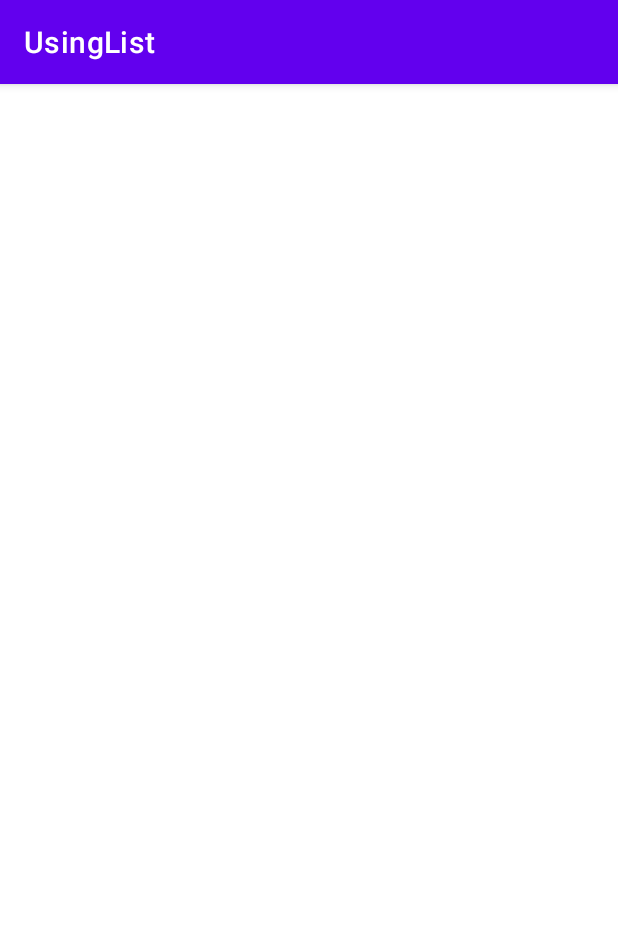
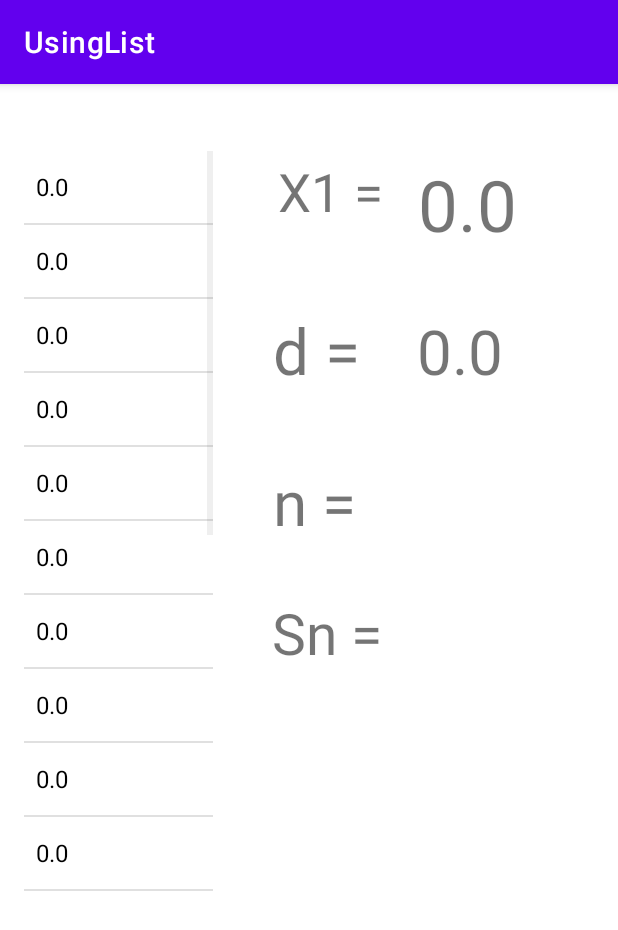
Before and after one commit to NisimKrief/UsingList, an Android app: the MainActivity2 screen opened directly, with no data from a screen before it, on a phone screen of 412 x 824 dp. Shown: the top 930 px of the screen. Run offline under Robolectric (Android 15) with nearby library versions, the phone set to English and light mode, and no system bars.

Commit message:
Finished Project

```diff
--- a/app/src/main/java/com/example/usinglist/MainActivity.java
+++ b/app/src/main/java/com/example/usinglist/MainActivity.java
@@ -7,6 +7,7 @@ import android.os.Bundle;
 import android.view.View;
 import android.widget.Button;
 import android.widget.EditText;
+import android.widget.Toast;
 import android.widget.ToggleButton;
 
 public class MainActivity extends AppCompatActivity {
@@ -34,18 +35,36 @@ public class MainActivity extends AppCompatActivity {
     }
 
     public void Done(View view) {
-        st  = mispar.getText().toString();
-        sifra = Double.parseDouble(st);
-        st  = kofetz.getText().toString();
-        kfitza = Double.parseDouble(st);
-        Intent si = new Intent(this,MainActivity2.class);
-        si.putExtra("firstnumber", sifra);
-        si.putExtra("kofetznumber", kfitza);
-        // si.putExtra("MathOrGeo", tb.isChecked());
-        startActivity(si);
+        if(bodek() == true) {
+            st = mispar.getText().toString();
+            sifra = Double.parseDouble(st);
+            st = kofetz.getText().toString();
+            kfitza = Double.parseDouble(st);
+            Intent si = new Intent(this, MainActivity2.class);
+            si.putExtra("n", sifra);
+            si.putExtra("nn", kfitza);
+            si.putExtra("MathOrGeo", tb.isChecked());
+            startActivity(si);
+        }
+        else{
+            mispar.setText("");
+            kofetz.setText("");
+            Toast.makeText(MainActivity.this, "You must enter a number", Toast.LENGTH_SHORT).show();
+        }
     }
 
-    public void onoff(View view) {
+    public boolean bodek(){
+        st  = kofetz.getText().toString();
+        if (st.matches("-?\\d+(\\.\\d+)?")) {
+            st  = mispar.getText().toString();
+            if (st.matches("-?\\d+(\\.\\d+)?")) {
+                return true;
+            }
+        }
+        return false;
+        }
+
+    public void onoroff(View view) {
         if(tb.isChecked()){
             tb.setText("Geometrical");
         }
--- a/app/src/main/java/com/example/usinglist/MainActivity2.java
+++ b/app/src/main/java/com/example/usinglist/MainActivity2.java
@@ -4,16 +4,105 @@ import androidx.appcompat.app.AppCompatActivity;
 
 import android.content.Intent;
 import android.os.Bundle;
+import android.view.View;
+import android.widget.AdapterView;
+import android.widget.ArrayAdapter;
+import android.widget.ListView;
+import android.widget.TextView;
 
-public class MainActivity2 extends AppCompatActivity {
-    Intent gi = getIntent();
-    double num = gi.getDoubleExtra("firstnumber", 0);
-    double kfitza = gi.getDoubleExtra("kofetznumber", 0);
-    // boolean MathOrGeo = gi.getBooleanExtra("MathOrGeo", false);
+public class MainActivity2 extends AppCompatActivity implements AdapterView.OnItemClickListener {
+    ListView lv;
+    TextView X1Tv, dTv,nTv, SnTv;
+    double num, kfitza, sum;
+    boolean MathOrGeo;
+    String bhira = "";
+
+
 
     @Override
     protected void onCreate(Bundle savedInstanceState) {
         super.onCreate(savedInstanceState);
         setContentView(R.layout.activity_main2);
+
+        lv = (ListView) findViewById(R.id.lv);
+        X1Tv = (TextView) findViewById(R.id.X1Tv);
+        dTv = (TextView) findViewById(R.id.dTv);
+        nTv = (TextView) findViewById(R.id.nTv);
+        SnTv = (TextView) findViewById(R.id.SnTv);
+        sum = 0;
+
+        Intent gi = getIntent();
+        num = gi.getDoubleExtra("n", 0);
+        kfitza = gi.getDoubleExtra("nn", 0);
+        MathOrGeo = gi.getBooleanExtra("MathOrGeo", false);
+        X1Tv.setText(""+num);
+        dTv.setText(""+kfitza);
+        double Sidra[] = new double[20];
+        Sidra[0] = num;
+        if (MathOrGeo == false) {
+            for (int i = 1; i < 20; i++) {
+                Sidra[i] = Sidra[i - 1] + kfitza;
+            }
+        }
+        else {
+            for (int i = 1; i < 20; i++) {
+                Sidra[i] = Sidra[i - 1] * kfitza;
+            }
+        }
+        String StringSidra[] = new String[20];
+        for (int i = 0; i < 20; i++) {
+            StringSidra[i] = ""+Sidra[i];
+            StringSidra[i] = Mekatsher(StringSidra[i]);
+        }
+        lv.setOnItemClickListener(this);
+        lv.setChoiceMode(ListView.CHOICE_MODE_SINGLE);
+
+        ArrayAdapter<String> adp = new ArrayAdapter<String>(this, androidx.appcompat.R.layout.support_simple_spinner_dropdown_item, StringSidra);
+        lv.setAdapter(adp);
+
+
+    }
+
+    @Override
+    public void onItemClick(AdapterView<?> adapterView, View view, int i, long l) {
+        nTv.setText(""+(i+1));
+
+        if (MathOrGeo == false){
+            sum = ((i+1) * ((2 * num) + (i) * (kfitza)))/2;
+
+        }
+        else{
+            sum = num * ((Math.pow(kfitza, (i + 1)) - 1)/(kfitza - 1));
+        }
+        bhira = (""+sum);
+        bhira = Mekatsher(bhira);
+        SnTv.setText(bhira);
+
+
+    }
+    public static String Mekatsher(String st1){
+        int count = 0;
+        boolean EChecker = false;
+        String ozer = "";
+        for(int i = 0; i < st1.length(); i++){
+            if (st1.charAt(i) == 'E'){
+                EChecker = true;
+            }
+        }
+        if (EChecker == true) {
+            for (int i = st1.indexOf('.'); i <= st1.indexOf('E'); i++) {
+                count++;
+            }
+            ozer = st1.substring(st1.indexOf('E') + 1, st1.length());
+            count += Integer.parseInt(ozer);
+            count -= 2;
+            st1 = st1.substring(0, 4);
+            ozer = "E"+count;
+            st1 += ozer;
+
+        }
+
+
+        return st1;
     }
 }
--- a/app/src/main/res/layout/activity_main.xml
+++ b/app/src/main/res/layout/activity_main.xml
@@ -11,7 +11,7 @@
         android:layout_width="225dp"
         android:layout_height="110dp"
         android:text="ToggleButton"
-        android:onClick="onoff"
+        android:onClick="onoroff"
         app:layout_constraintBottom_toBottomOf="parent"
         app:layout_constraintEnd_toEndOf="parent"
         app:layout_constraintHorizontal_bias="0.497"
--- a/app/src/main/res/layout/activity_main2.xml
+++ b/app/src/main/res/layout/activity_main2.xml
@@ -6,4 +6,114 @@
     android:layout_height="match_parent"
     tools:context=".MainActivity2">
 
+    <TextView
+        android:id="@+id/textView"
+        android:layout_width="70dp"
+        android:layout_height="61dp"
+        android:text="X1 ="
+        app:autoSizeTextType="uniform"
+        app:layout_constraintBottom_toBottomOf="parent"
+        app:layout_constraintEnd_toEndOf="parent"
+        app:layout_constraintHorizontal_bias="0.542"
+        app:layout_constraintStart_toStartOf="parent"
+        app:layout_constraintTop_toTopOf="parent"
+        app:layout_constraintVertical_bias="0.068" />
+
+    <TextView
+        android:id="@+id/X1Tv"
+        android:layout_width="116dp"
+        android:layout_height="63dp"
+        app:autoSizeTextType="uniform"
+        app:layout_constraintBottom_toBottomOf="parent"
+        app:layout_constraintEnd_toEndOf="parent"
+        app:layout_constraintHorizontal_bias="0.942"
+        app:layout_constraintStart_toStartOf="parent"
+        app:layout_constraintTop_toTopOf="parent"
+        app:layout_constraintVertical_bias="0.069" />
+
+    <TextView
+        android:id="@+id/dTv"
+        android:layout_width="118dp"
+        android:layout_height="56dp"
+        app:autoSizeTextType="uniform"
+        app:layout_constraintBottom_toBottomOf="parent"
+        app:layout_constraintEnd_toEndOf="parent"
+        app:layout_constraintHorizontal_bias="0.945"
+        app:layout_constraintStart_toStartOf="parent"
+        app:layout_constraintTop_toTopOf="parent"
+        app:layout_constraintVertical_bias="0.211" />
+
+    <TextView
+        android:id="@+id/nTv"
+        android:layout_width="115dp"
+        android:layout_height="56dp"
+        app:autoSizeTextType="uniform"
+        app:layout_constraintBottom_toBottomOf="parent"
+        app:layout_constraintEnd_toEndOf="parent"
+        app:layout_constraintHorizontal_bias="0.942"
+        app:layout_constraintStart_toStartOf="parent"
+        app:layout_constraintTop_toTopOf="parent"
+        app:layout_constraintVertical_bias="0.351" />
+
+    <TextView
+        android:id="@+id/SnTv"
+        android:layout_width="117dp"
+        android:layout_height="58dp"
+        app:autoSizeTextType="uniform"
+        app:layout_constraintBottom_toBottomOf="parent"
+        app:layout_constraintEnd_toEndOf="parent"
+        app:layout_constraintHorizontal_bias="0.945"
+        app:layout_constraintStart_toStartOf="parent"
+        app:layout_constraintTop_toTopOf="parent"
+        app:layout_constraintVertical_bias="0.48" />
+
+    <TextView
+        android:id="@+id/textView2"
+        android:layout_width="73dp"
+        android:layout_height="57dp"
+        android:text="d ="
+        app:autoSizeTextType="uniform"
+        app:layout_constraintBottom_toBottomOf="parent"
+        app:layout_constraintEnd_toEndOf="parent"
+        app:layout_constraintHorizontal_bias="0.538"
+        app:layout_constraintStart_toStartOf="parent"
+        app:layout_constraintTop_toTopOf="parent"
+        app:layout_constraintVertical_bias="0.209" />
+
+    <TextView
+        android:id="@+id/textView3"
+        android:layout_width="73dp"
+        android:layout_height="55dp"
+        android:text="n ="
+        app:autoSizeTextType="uniform"
+        app:layout_constraintBottom_toBottomOf="parent"
+        app:layout_constraintEnd_toEndOf="parent"
+        app:layout_constraintHorizontal_bias="0.538"
+        app:layout_constraintStart_toStartOf="parent"
+        app:layout_constraintTop_toTopOf="parent"
+        app:layout_constraintVertical_bias="0.352" />
+
+    <TextView
+        android:id="@+id/textView4"
+        android:layout_width="74dp"
+        android:layout_height="55dp"
+        android:text="Sn = "
+        app:autoSizeTextType="uniform"
+        app:layout_constraintBottom_toBottomOf="parent"
+        app:layout_constraintEnd_toEndOf="parent"
+        app:layout_constraintHorizontal_bias="0.537"
+        app:layout_constraintStart_toStartOf="parent"
+        app:layout_constraintTop_toTopOf="parent"
+        app:layout_constraintVertical_bias="0.477" />
+
+    <ListView
+        android:id="@+id/lv"
+        android:layout_width="126dp"
+        android:layout_height="502dp"
+        app:layout_constraintBottom_toBottomOf="parent"
+        app:layout_constraintEnd_toEndOf="parent"
+        app:layout_constraintHorizontal_bias="0.056"
+        app:layout_constraintStart_toStartOf="parent"
+        app:layout_constraintTop_toTopOf="parent"
+        app:layout_constraintVertical_bias="0.169" />
 </androidx.constraintlayout.widget.ConstraintLayout>
--- a/build.gradle
+++ b/build.gradle
@@ -1,5 +1,5 @@
 // Top-level build file where you can add configuration options common to all sub-projects/modules.
 plugins {
-    id 'com.android.application' version '7.3.1' apply false
-    id 'com.android.library' version '7.3.1' apply false
+    id 'com.android.application' version '7.2.2' apply false
+    id 'com.android.library' version '7.2.2' apply false
 }
```
Also changed, not shown: gradle/wrapper/gradle-wrapper.properties.
